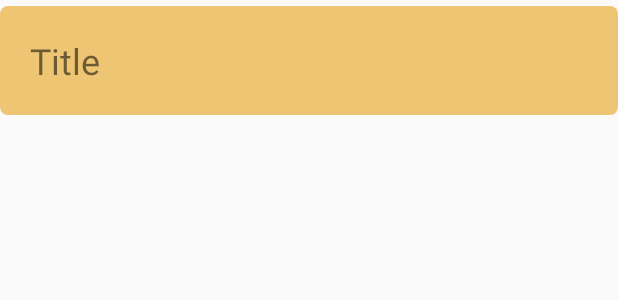
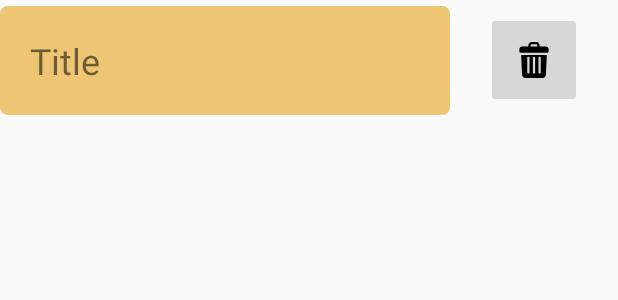
Before and after one commit to GuptaShantanu6/To-Do-List-Weather-Application, an Android app: the layout item_todo.xml on its own in the app's theme, with its tools: preview values and no code run, on a phone screen of 412 x 824 dp. Shown: the top 300 px of the screen. Run offline under Robolectric (Android 15) with nearby library versions, the light colour scheme and no system bars.

Commit message:
List: Logic for Room DB

```diff
--- a/app/src/main/java/com/example/listweather/fragments/ToDo.kt
+++ b/app/src/main/java/com/example/listweather/fragments/ToDo.kt
@@ -1,8 +1,11 @@
 package com.example.listweather.fragments
 
 import androidx.room.Entity
+import androidx.room.PrimaryKey
 
 @Entity(tableName = "todo_table")
 data class ToDo (
+    @PrimaryKey(autoGenerate = true)
+    val id : Int,
     val title : String
 )
--- a/app/src/main/java/com/example/listweather/fragments/ToDoRepository.kt
+++ b/app/src/main/java/com/example/listweather/fragments/ToDoRepository.kt
@@ -4,10 +4,14 @@ import androidx.lifecycle.LiveData
 
 class ToDoRepository(private val toDoDao: ToDoDao) {
 
-    val readallToDo : LiveData<MutableList<ToDo>> = toDoDao.readallToDo()
+    val readallToDo : LiveData<List<ToDo>> = toDoDao.readallToDo()
 
     suspend fun addToDo(todo : ToDo){
         toDoDao.addToDo(todo)
     }
 
+    suspend fun deleteToDo(todo: ToDo){
+        toDoDao.deleteToDo(todo)
+    }
+
 }
--- /dev/null
+++ b/app/src/main/res/drawable/ic_trash.xml
@@ -0,0 +1,5 @@
+<vector android:height="24dp" android:viewportHeight="512"
+    android:viewportWidth="512" android:width="24dp" xmlns:android="http://schemas.android.com/apk/res/android">
+    <path android:fillColor="#FF000000" android:pathData="m424,64h-88v-16c0,-26.51 -21.49,-48 -48,-48h-64c-26.51,0 -48,21.49 -48,48v16h-88c-22.091,0 -40,17.909 -40,40v32c0,8.837 7.163,16 16,16h384c8.837,0 16,-7.163 16,-16v-32c0,-22.091 -17.909,-40 -40,-40zM208,48c0,-8.82 7.18,-16 16,-16h64c8.82,0 16,7.18 16,16v16h-96z"/>
+    <path android:fillColor="#FF000000" android:pathData="m78.364,184c-2.855,0 -5.13,2.386 -4.994,5.238l13.2,277.042c1.22,25.64 22.28,45.72 47.94,45.72h242.98c25.66,0 46.72,-20.08 47.94,-45.72l13.2,-277.042c0.136,-2.852 -2.139,-5.238 -4.994,-5.238zM320,224c0,-8.84 7.16,-16 16,-16s16,7.16 16,16v208c0,8.84 -7.16,16 -16,16s-16,-7.16 -16,-16zM240,224c0,-8.84 7.16,-16 16,-16s16,7.16 16,16v208c0,8.84 -7.16,16 -16,16s-16,-7.16 -16,-16zM160,224c0,-8.84 7.16,-16 16,-16s16,7.16 16,16v208c0,8.84 -7.16,16 -16,16s-16,-7.16 -16,-16z"/>
+</vector>
--- a/app/src/main/res/layout/fragment_list.xml
+++ b/app/src/main/res/layout/fragment_list.xml
@@ -57,7 +57,7 @@
         android:layout_width="wrap_content"
         android:layout_height="wrap_content"
         android:orientation="horizontal"
-        app:layout_constraintGuide_begin="550dp" />
+        app:layout_constraintGuide_begin="532dp" />
 
 
     <!--    <Button-->
--- a/app/src/main/res/layout/item_todo.xml
+++ b/app/src/main/res/layout/item_todo.xml
@@ -1,21 +1,40 @@
 <?xml version="1.0" encoding="utf-8"?>
 <androidx.constraintlayout.widget.ConstraintLayout xmlns:android="http://schemas.android.com/apk/res/android"
+    xmlns:app="http://schemas.android.com/apk/res-auto"
     android:layout_width="match_parent"
-    android:layout_height="80dp"
-    xmlns:app="http://schemas.android.com/apk/res-auto"
-    >
+    android:layout_height="80dp">
 
     <TextView
-        android:padding="20dp"
         android:id="@+id/tvTitle"
         android:layout_width="0dp"
         android:layout_height="wrap_content"
+        android:background="@drawable/rounded_corner"
+        android:padding="20dp"
         android:text="Title"
         android:textSize="24sp"
-        app:layout_constraintLeft_toLeftOf="parent"
-        app:layout_constraintRight_toRightOf="parent"
+        app:layout_constraintEnd_toEndOf="@id/guideline4"
+        app:layout_constraintBottom_toBottomOf="parent"
+        app:layout_constraintStart_toStartOf="parent"
         app:layout_constraintTop_toTopOf="parent"
-        app:layout_constraintBottom_toBottomOf="parent"
-        android:background="@drawable/rounded_corner"/>
+        android:autoSizeTextType="uniform"/>
+
+    <androidx.constraintlayout.widget.Guideline
+        android:id="@+id/guideline4"
+        android:layout_width="wrap_content"
+        android:layout_height="wrap_content"
+        android:orientation="vertical"
+        app:layout_constraintGuide_begin="300dp" />
+
+    <ImageButton
+        android:id="@+id/delete_button"
+        android:layout_width="wrap_content"
+        android:layout_height="wrap_content"
+        android:src="@drawable/ic_trash"
+        android:padding="20dp"
+        app:layout_constraintStart_toStartOf="@id/guideline4"
+        app:layout_constraintEnd_toEndOf="parent"
+        app:layout_constraintTop_toTopOf="parent"
+        app:layout_constraintBottom_toBottomOf="parent"/>
+
 
 </androidx.constraintlayout.widget.ConstraintLayout>
```
Also changed, not shown: app/src/main/java/com/example/listweather/fragments/ListFragment.kt (+75 -35 lines), app/src/main/java/com/example/listweather/fragments/ToDoDao.kt (+5 -5 lines), app/src/main/java/com/example/listweather/fragments/ToDoRoomAdapter.kt (added, +39 -0 lines), app/src/main/java/com/example/listweather/fragments/ToDoViewModel.kt (+7 -1 lines).
